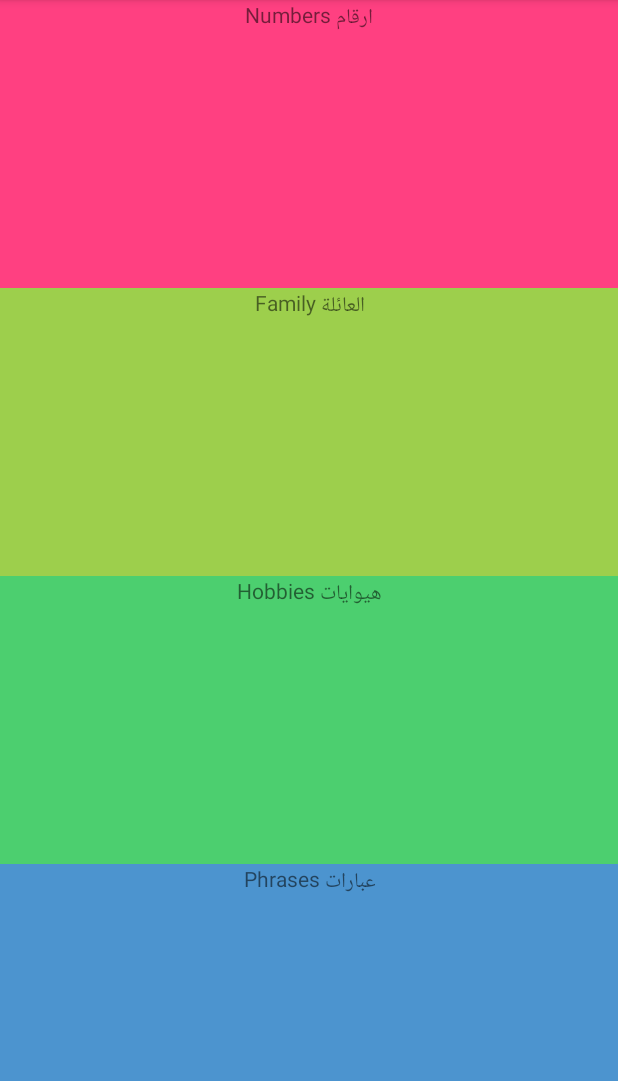
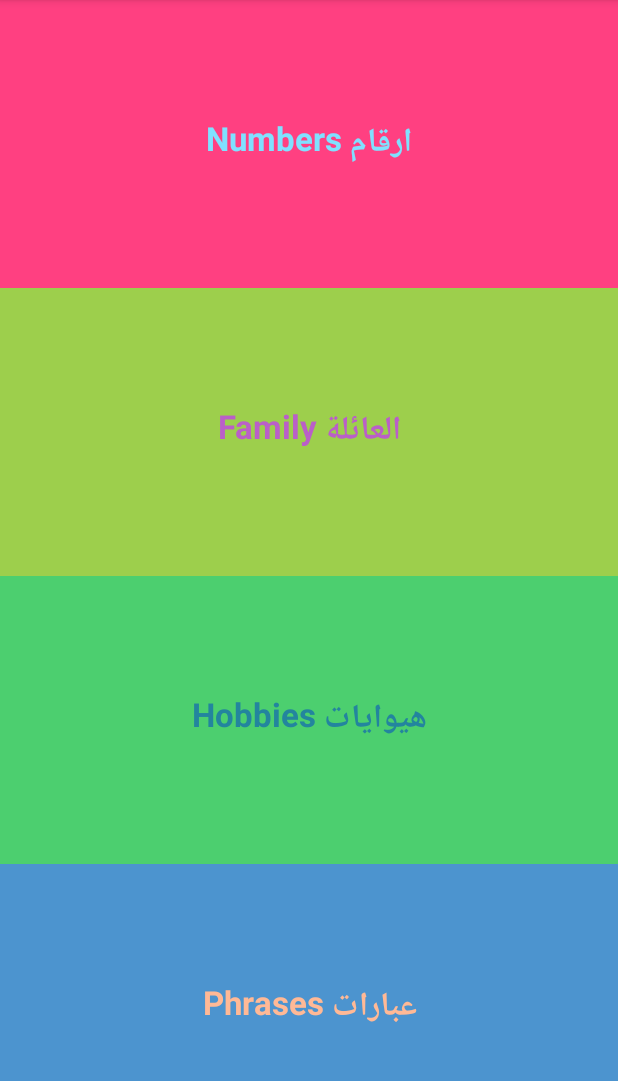
Before and after one commit to brilliant-ember/Arabic-Teaching-app, an Android app: the screen it shows after launch (MainActivity), on a phone screen of 412 x 824 dp, the part 84-1165 px from its top. Run offline under Robolectric (Android 15) with nearby library versions, the phone set to English and light mode, and no system bars.

Commit message:
updated the main activity text view

```diff
--- a/app/src/main/res/layout/activity_main.xml
+++ b/app/src/main/res/layout/activity_main.xml
@@ -16,7 +16,11 @@
         android:lineSpacingExtra="0sp"
         android:onClick="openNumbersList"
         android:text="@string/Numbers"
-        android:textAlignment="center" />
+        android:textAlignment="center"
+        android:textAppearance="@android:style/TextAppearance.Large"
+        android:textStyle="bold"
+        android:gravity="center"
+        android:textColor="#80e1ff"/>
 
     <TextView
         android:id="@+id/family"
@@ -26,7 +30,12 @@
         android:background="#9dcf4c"
         android:lineSpacingExtra="0sp"
         android:text="@string/Family"
-        android:textAlignment="center" />
+        android:textAlignment="center"
+        android:textAppearance="@android:style/TextAppearance.Large"
+        android:textStyle="bold"
+        android:gravity="center"
+        android:textColor="#ba5fc8"
+    />
 
     <TextView
         android:id="@+id/hobbies"
@@ -36,7 +45,11 @@
         android:background="#4ccf6f"
         android:lineSpacingExtra="0sp"
         android:text="@string/Hobbies"
-        android:textAlignment="center" />
+        android:textAlignment="center"
+        android:textAppearance="@android:style/TextAppearance.Large"
+        android:textStyle="bold"
+        android:gravity="center"
+        android:textColor="#23859e"/>
 
     <TextView
         android:id="@+id/phrases"
@@ -46,6 +59,10 @@
         android:background="#4c94cf"
         android:lineSpacingExtra="0sp"
         android:text="@string/Phrases"
-        android:textAlignment="center" />
+        android:textAlignment="center"
+        android:textAppearance="@android:style/TextAppearance.Large"
+        android:textStyle="bold"
+        android:gravity="center"
+        android:textColor="#ffb996"/>
 
 </LinearLayout>
```
